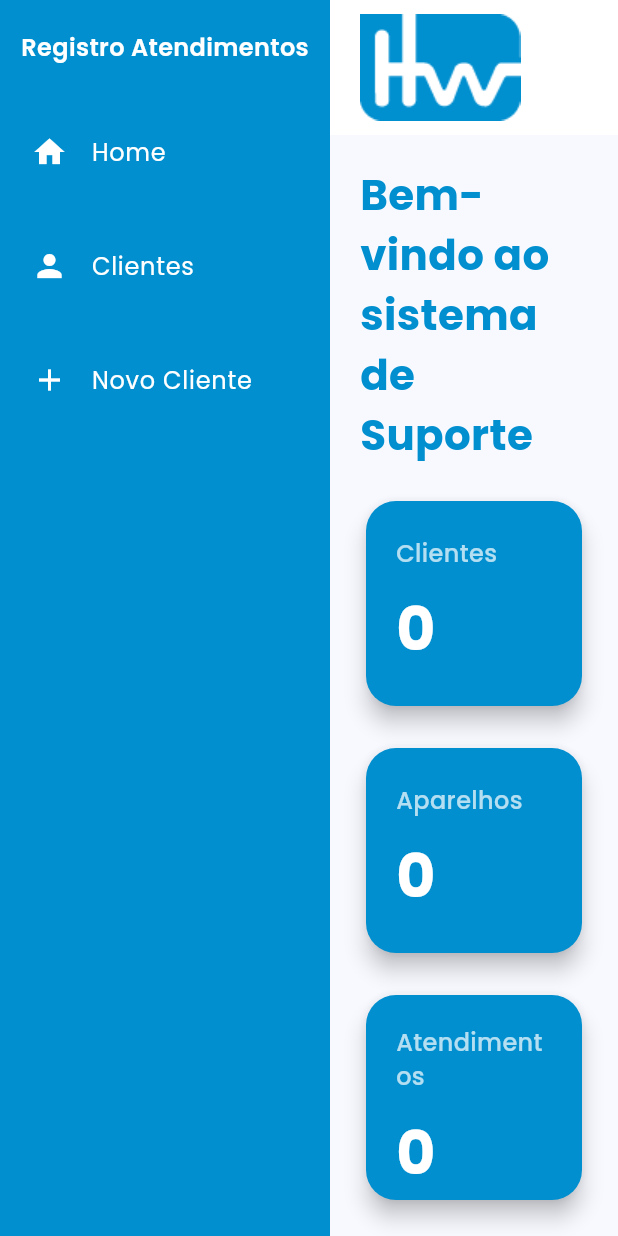
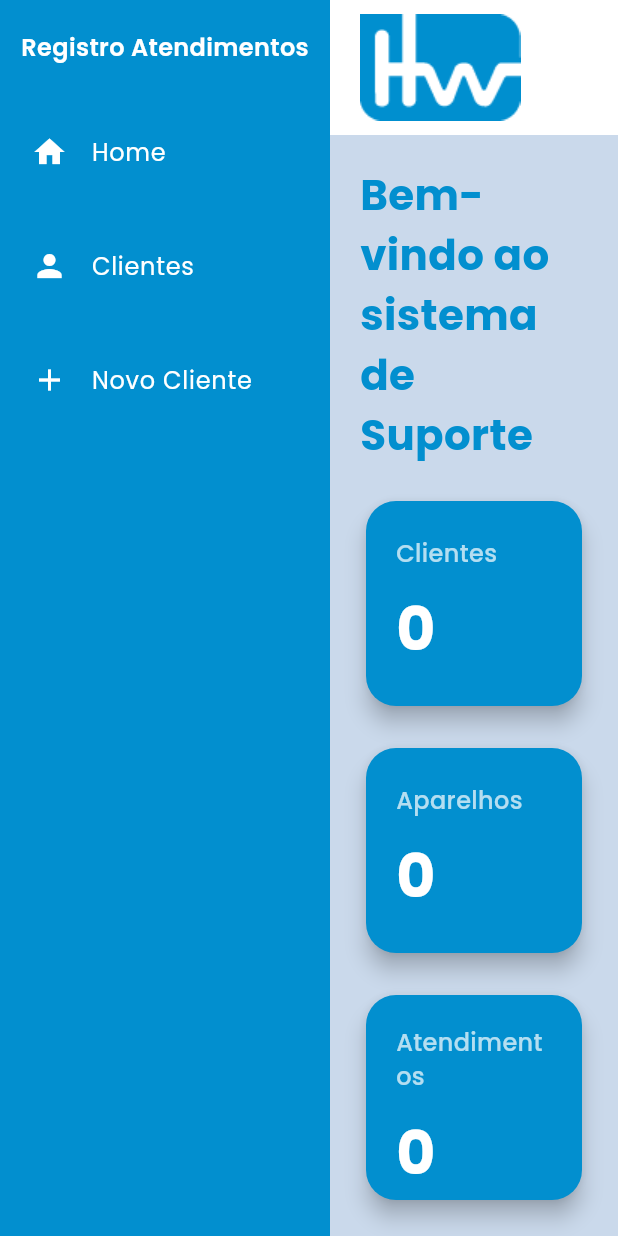
Before and after one commit to Ninassc/HW-AppSuporteWhatsapp, a Flutter app: the screen it shows after launch, on a phone screen of 412 x 824 dp. Run offline on Flutter 3.47's test engine with Material 3 defaults, Android fonts, the phone set to English and light mode, and no system bars; our stand-ins replace device_preview, sqflite_common_ffi; accounts and stored records are empty.

Commit message:
Refactor CardHome widget to support page selection and improve layout; update ClientesPage and HomePage accordingly

```diff
--- a/lib/pages/home_page.dart
+++ b/lib/pages/home_page.dart
@@ -82,6 +82,7 @@ class _HomePageState extends State<HomePage> {
 
   Widget homeContent() {
     return Scaffold(
+      backgroundColor: const Color.fromARGB(255, 202, 217, 235),
       body: Padding(
         padding: const EdgeInsets.all(20.0),
         child: Column(
@@ -100,7 +101,15 @@ class _HomePageState extends State<HomePage> {
                 spacing: 20,
                 children: [
                   Expanded(
-                    child: CardHome(titulo: "Clientes", total: totalClientes),
+                    child: CardHome(
+                      titulo: "Clientes",
+                      total: totalClientes,
+                      paginaSelecionada: (pagina) {
+                        setState(() {
+                          paginaSelecionada = pagina;
+                        });
+                      },
+                    ),
                   ),
                   Expanded(
                     child: CardHome(titulo: "Aparelhos", total: totalAparelhos),
--- a/lib/widgets/card_home.dart
+++ b/lib/widgets/card_home.dart
@@ -3,11 +3,13 @@ import 'package:flutter/material.dart';
 class CardHome extends StatelessWidget {
   final String titulo;
   final int total;
+  final Function(String)? paginaSelecionada;
 
   const CardHome({
     super.key,
     required this.titulo,
     required this.total,
+    this.paginaSelecionada,
   });
 
   @override
@@ -17,9 +19,14 @@ class CardHome extends StatelessWidget {
       child: Card(
         elevation: 6,
         color: const Color(0xFF028FCF),
-        shape: RoundedRectangleBorder(
-          borderRadius: BorderRadius.circular(20),
-        ),
+        shape: RoundedRectangleBorder(borderRadius: BorderRadius.circular(20)),
+
+        child: InkWell(
+          onTap: paginaSelecionada == null
+              ? null
+              : () {
+                  paginaSelecionada!("Clientes");
+                },
 
           child: Padding(
             padding: const EdgeInsets.all(20),
@@ -29,7 +36,6 @@ class CardHome extends StatelessWidget {
               crossAxisAlignment: CrossAxisAlignment.start,
 
               children: [
-
                 Text(
                   titulo,
                   style: const TextStyle(
@@ -53,6 +59,7 @@ class CardHome extends StatelessWidget {
             ),
           ),
         ),
+      ),
     );
   }
 }
```
Also changed, not shown: lib/pages/clientes_page.dart (+6 -1 lines). Lines whose indentation alone changed are shown as unchanged.
